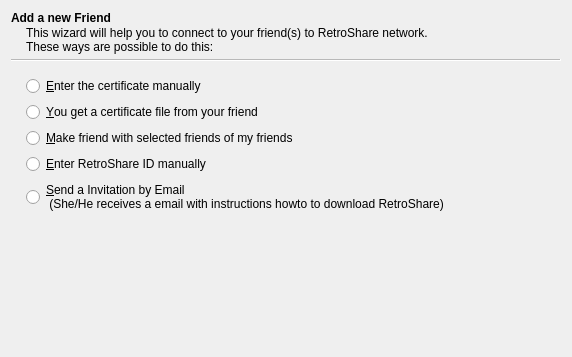
RetroShare/RetroShare, file retroshare-gui/src/gui/connect/ConnectFriendWizard.ui: the form before one commit; both pictures show x 0 to 572 and y 0 to 357 of the 572 by 517 pixel window.
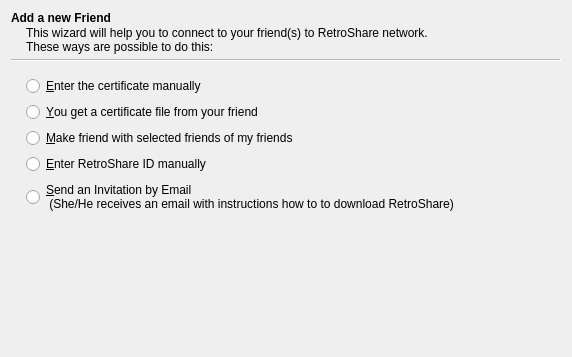
The form after the commit. Icons and pictures are not drawn. Custom widgets are drawn as their Qt base class.

Diff of the .ui file:
```diff
--- a/retroshare-gui/src/gui/connect/ConnectFriendWizard.ui
+++ b/retroshare-gui/src/gui/connect/ConnectFriendWizard.ui
@@ -59,8 +59,8 @@
     <item>
      <widget class="QRadioButton" name="emailRadioButton">
       <property name="text">
-       <string>&amp;Send a Invitation by Email 
- (She/He receives a email with instructions howto to download RetroShare)</string>
+       <string>&amp;Send an Invitation by Email 
+ (She/He receives an email with instructions how to to download RetroShare)</string>
       </property>
      </widget>
     </item>
```
Left out of the diff: 2 changed lines with no effect on the pictures.
